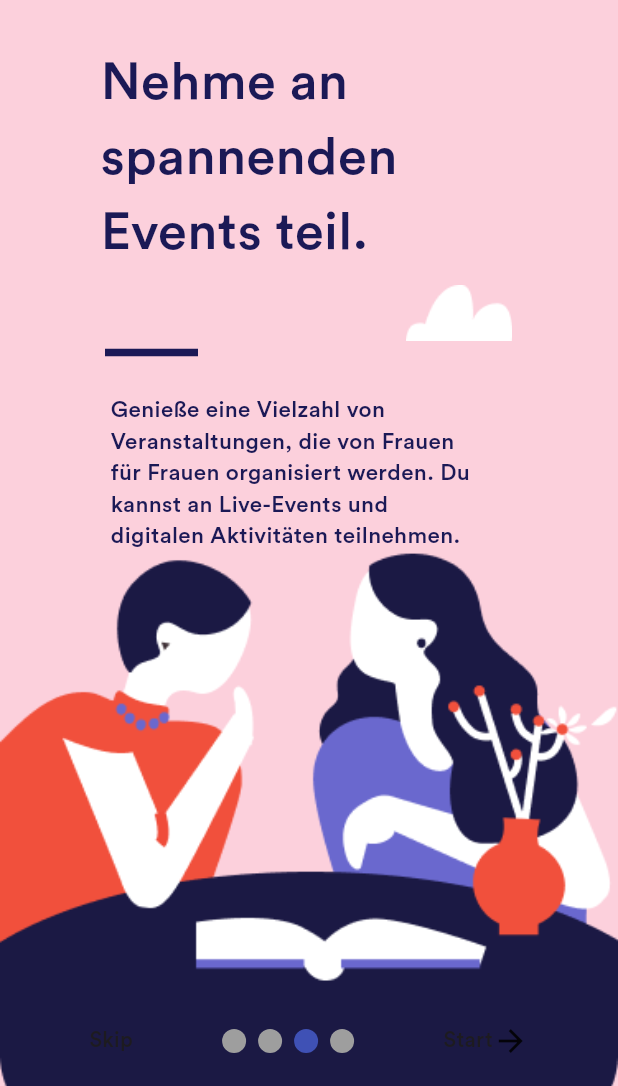
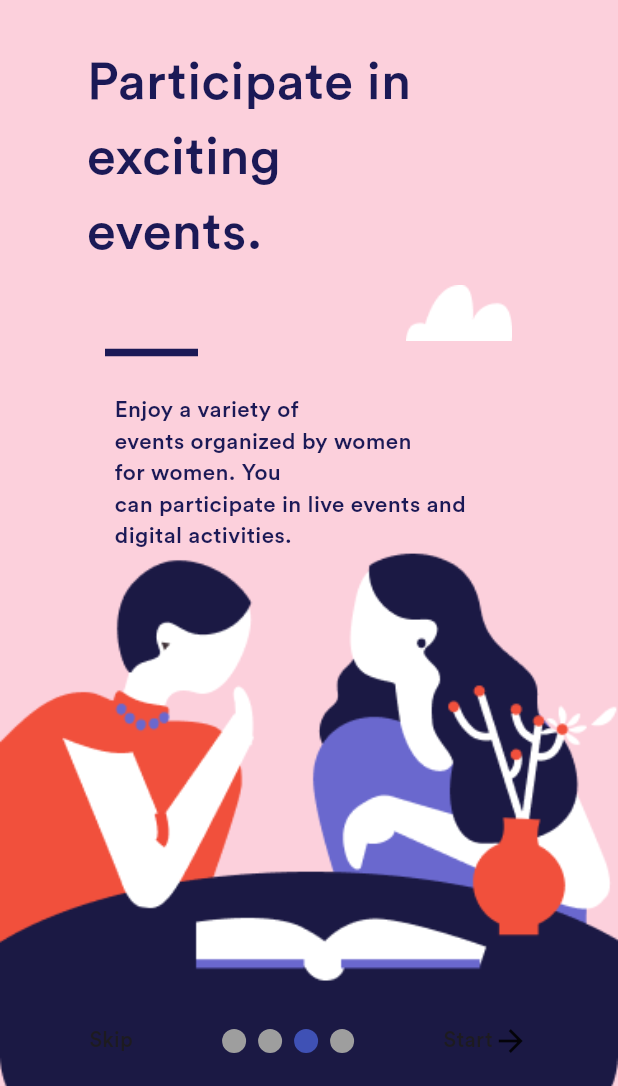
Before and after one commit to Trinistar/female_fellows, a Flutter app: the screen it shows after launch, swiped to page 3, on a phone screen of 412 x 824 dp, the part 150-1236 px from its top. Run offline on Flutter 3.47's test engine with Material 2 defaults, Android fonts, the phone set to English and light mode, and no system bars; drawn by our look-alikes of smooth_page_indicator; our stand-ins replace date_format, firebase_auth, firebase_core, google_sign_in; accounts and stored records are empty; generated files the repository leaves out were written again.

Commit message:
International language

```diff
--- /dev/null
+++ b/l10n.yaml
@@ -0,0 +1,3 @@
+arb-dir: lib/l10n
+template-arb-file: app_en.arb
+output-localization-file: app_localizations.dart
--- /dev/null
+++ b/lib/l10n/app_en.arb
@@ -0,0 +1,10 @@
+{
+    "onboardingPageOneTitle": "Behind every \nstrong woman\nstand strong women.",
+    "onboardingPageOneBody": "We are here to empower women\nwith refugee and migrant\nexperinces\nand live out empowerment",
+    "onboardingPageTwoTitle": "Finding the perfect\nTandem\nPartner.",
+    "onboardingPageTwoBody": "The Female Fellows Tandem Project\nconnects women with and without\nrefugee and migration experiences.",
+    "onboardingPageThreeTitle": "Participate in\nexciting\nevents.",
+    "onboardingPageThreeBody": "Enjoy a variety of\nevents organized by women\nfor women. You\ncan participate in live events and\ndigital activities.",
+    "onboardingPageFourTitle": "Become part of our\nFemale Fellows\nCommunity.",
+    "onboardingPageFourBody": "Dive into our themed groups\nto share and network with\n like-minded people.\nLet the success stories\nof other tandems inspire you."
+}
--- a/lib/main.dart
+++ b/lib/main.dart
@@ -2,6 +2,8 @@ import 'package:flutter/material.dart';
 import 'package:firebase_core/firebase_core.dart';
 import 'package:vs_femalefellows/pages/Onboarding/onboarding_start.dart';
 import 'firebase_options.dart';
+import 'package:flutter_localizations/flutter_localizations.dart';
+import 'package:flutter_gen/gen_l10n/app_localizations.dart';
 
 void main() async {
   WidgetsFlutterBinding.ensureInitialized();
@@ -17,6 +19,16 @@ class MyApp extends StatelessWidget {
   @override
   Widget build(BuildContext context) {
     return MaterialApp(
+      localizationsDelegates: [
+         AppLocalizations.delegate,
+        GlobalMaterialLocalizations.delegate,
+        GlobalWidgetsLocalizations.delegate,
+        GlobalCupertinoLocalizations.delegate,
+      ],
+      supportedLocales: [
+        Locale('en'), // English
+        Locale('de'), // Deutsch
+      ],
       theme: ThemeData(
         // colorScheme: ColorScheme.fromSeed(
         //   seedColor: Color.fromRGBO(242, 242, 242, 1),
--- a/lib/pages/Onboarding/onboarding_step1.dart
+++ b/lib/pages/Onboarding/onboarding_step1.dart
@@ -1,7 +1,7 @@
 import 'package:flutter/material.dart';
 import 'package:vs_femalefellows/components/login_button.dart';
 import 'package:vs_femalefellows/pages/authentication_pages/authentication_entry.dart';
-
+import 'package:flutter_gen/gen_l10n/app_localizations.dart';
 
 class Page1 extends StatelessWidget {
   const Page1({super.key});
@@ -20,9 +20,11 @@ class Page1 extends StatelessWidget {
         child: Column(
           mainAxisAlignment: MainAxisAlignment.start,
           children: [
-            SizedBox(height: 370,),
+            SizedBox(
+              height: 370,
+            ),
             Text(
-              'Hinter jeder \nstarken Frau\nstehen starke\n    Frauen',
+              AppLocalizations.of(context)!.onboardingPageOneTitle,
               style: TextStyle(
                 color: Color.fromRGBO(27, 25, 86, 1),
                 fontSize: 30,
@@ -36,15 +38,14 @@ class Page1 extends StatelessWidget {
               indent: 40,
               endIndent: 310,
               color: Color.fromRGBO(27, 25, 86, 1),
-
             ),
             SizedBox(
               height: 10,
             ),
             Padding(
-              padding: const EdgeInsets.only(right: 140,bottom: 15),
+              padding: const EdgeInsets.only(right: 140, bottom: 15),
               child: Text(
-                'Wir sind hier , um Frauen\nmit Flucht- und Migrations-\nerfahrung zu stärken und\nFempowerment zu leben.',
+                AppLocalizations.of(context)!.onboardingPageOneBody,
                 style: TextStyle(
                   color: Color.fromRGBO(27, 25, 86, 1),
                   fontSize: 15,
@@ -61,7 +62,9 @@ class Page1 extends StatelessWidget {
                   },
                   text: 'Mitglied werden'),
             ),
-                SizedBox(height: 140,)
+            SizedBox(
+              height: 140,
+            )
           ],
         ),
       ),
--- a/lib/pages/Onboarding/onboarding_step2.dart
+++ b/lib/pages/Onboarding/onboarding_step2.dart
@@ -1,4 +1,5 @@
 import 'package:flutter/material.dart';
+import 'package:flutter_gen/gen_l10n/app_localizations.dart';
 
 class Page2 extends StatelessWidget {
   const Page2({super.key});
@@ -19,7 +20,7 @@ class Page2 extends StatelessWidget {
             height: 130,
           ),
           Text(
-            'Die perfekte\nTandem-\nPartnerin finden.',
+           AppLocalizations.of(context)!.onboardingPageTwoTitle,
             style: TextStyle(
               color: Color.fromRGBO(27, 25, 86, 1),
               fontSize: 35,
@@ -39,7 +40,7 @@ class Page2 extends StatelessWidget {
           Padding(
             padding: const EdgeInsets.only(right: 25),
             child: Text(
-              'Das Female Fellows Tandemprojekt\nverbindet Frauen mit und ohne\nFlucht- und Migrationserfahrung.',
+             AppLocalizations.of(context)!.onboardingPageTwoBody,
               style: TextStyle(
                 color: Color.fromRGBO(27, 25, 86, 1),
                 fontSize: 15,
--- a/lib/pages/Onboarding/onboarding_step3.dart
+++ b/lib/pages/Onboarding/onboarding_step3.dart
@@ -1,4 +1,5 @@
 import 'package:flutter/material.dart';
+import 'package:flutter_gen/gen_l10n/app_localizations.dart';
 
 class Page3 extends StatelessWidget {
   const Page3({super.key});
@@ -21,7 +22,7 @@ class Page3 extends StatelessWidget {
           Padding(
             padding: const EdgeInsets.only(right:80),
             child: Text(
-              'Nehme an\nspannenden\nEvents teil.',
+             AppLocalizations.of(context)!.onboardingPageThreeTitle,
               style: TextStyle(
                 color: Color.fromRGBO(27, 25, 86, 1),
                 fontSize: 35,
@@ -42,7 +43,7 @@ class Page3 extends StatelessWidget {
           Padding(
             padding: const EdgeInsets.only(right: 25),
             child: Text(
-              'Genieße eine Vielzahl von\nVeranstaltungen, die von Frauen\nfür Frauen organisiert werden. Du\nkannst an Live-Events und\ndigitalen Aktivitäten teilnehmen.',
+            AppLocalizations.of(context)!.onboardingPageThreeBody,
               style: TextStyle(
                 color: Color.fromRGBO(27, 25, 86, 1),
                 fontSize: 15,
--- a/lib/pages/Onboarding/onboarding_step4.dart
+++ b/lib/pages/Onboarding/onboarding_step4.dart
@@ -1,4 +1,5 @@
 import 'package:flutter/material.dart';
+import 'package:flutter_gen/gen_l10n/app_localizations.dart';
 
 class Page4 extends StatelessWidget {
   const Page4({super.key});
@@ -21,7 +22,7 @@ class Page4 extends StatelessWidget {
           Padding(
             padding: const EdgeInsets.only(left: 20),
             child: Text(
-              'Werde Teil unserer\nFemale Fellows\nCommunity.',
+           AppLocalizations.of(context)!.onboardingPageFourTitle,
               style: TextStyle(
                 color: Color.fromRGBO(27, 25, 86, 1),
                 fontSize: 35,
@@ -41,7 +42,7 @@ class Page4 extends StatelessWidget {
           Padding(
             padding: const EdgeInsets.only(right: 25),
             child: Text(
-              'Tauche in unsere Themengruppen\nein, um dich mit Gleichgesinnten\nauszutauschen und zu vernetzen.\nLass dich von den Erfolgsstories\nanderer Tandems inspirieren.',
+             AppLocalizations.of(context)!.onboardingPageFourBody,
               style: TextStyle(
                 color: Color.fromRGBO(27, 25, 86, 1),
                 fontSize: 15,
--- a/pubspec.yaml
+++ b/pubspec.yaml
@@ -40,6 +40,9 @@ dependencies:
   google_sign_in: ^6.1.5
   smooth_page_indicator: ^1.1.0
   date_format: ^2.0.7
+  flutter_localizations:
+    sdk: flutter
+  intl: any
 
 
 
@@ -64,6 +67,7 @@ flutter:
   # included with your application, so that you can use the icons in
   # the material Icons class.
   uses-material-design: true
+  generate: true
 
   # To add assets to your application, add an assets section, like this:
   assets:
```
Also changed, not shown: lib/l10n/app_de.arb (added, +10 -0 lines), lib/pages/authentication_pages/authentication_place.dart (+6 -4 lines), pubspec.lock. Lines whose indentation alone changed are shown as unchanged.
